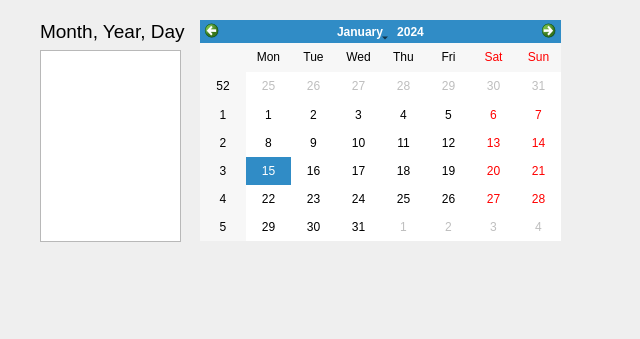
The window that Employee/Doctor/view/Tab1_CalendarUI.ui (tigerSI/HMS_project) describes before a commit, drawn with Qt 5.
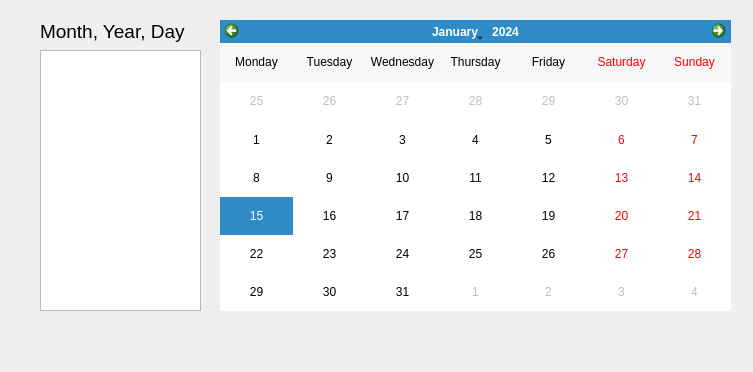
The same window after the commit.

Diff of the .ui file:
```diff
--- a/Employee/Doctor/view/Tab1_CalendarUI.ui
+++ b/Employee/Doctor/view/Tab1_CalendarUI.ui
@@ -6,8 +6,8 @@
    <rect>
     <x>0</x>
     <y>0</y>
-    <width>640</width>
-    <height>339</height>
+    <width>753</width>
+    <height>372</height>
    </rect>
   </property>
   <property name="windowTitle">
@@ -16,12 +16,33 @@
   <widget class="QCalendarWidget" name="calendarWidget">
    <property name="geometry">
     <rect>
-     <x>200</x>
+     <x>220</x>
      <y>20</y>
-     <width>361</width>
-     <height>221</height>
+     <width>511</width>
+     <height>291</height>
     </rect>
    </property>
+   <property name="focusPolicy">
+    <enum>Qt::StrongFocus</enum>
+   </property>
+   <property name="acceptDrops">
+    <bool>true</bool>
+   </property>
+   <property name="firstDayOfWeek">
+    <enum>Qt::Monday</enum>
+   </property>
+   <property name="horizontalHeaderFormat">
+    <enum>QCalendarWidget::LongDayNames</enum>
+   </property>
+   <property name="verticalHeaderFormat">
+    <enum>QCalendarWidget::NoVerticalHeader</enum>
+   </property>
+   <property name="navigationBarVisible">
+    <bool>true</bool>
+   </property>
+   <property name="dateEditEnabled">
+    <bool>true</bool>
+   </property>
   </widget>
   <widget class="QLabel" name="label">
    <property name="geometry">
@@ -46,8 +67,8 @@
     <rect>
      <x>40</x>
      <y>50</y>
-     <width>141</width>
-     <height>192</height>
+     <width>161</width>
+     <height>261</height>
     </rect>
    </property>
   </widget>
```
Left out of the diff: 14 changed lines with no effect on the pictures.
